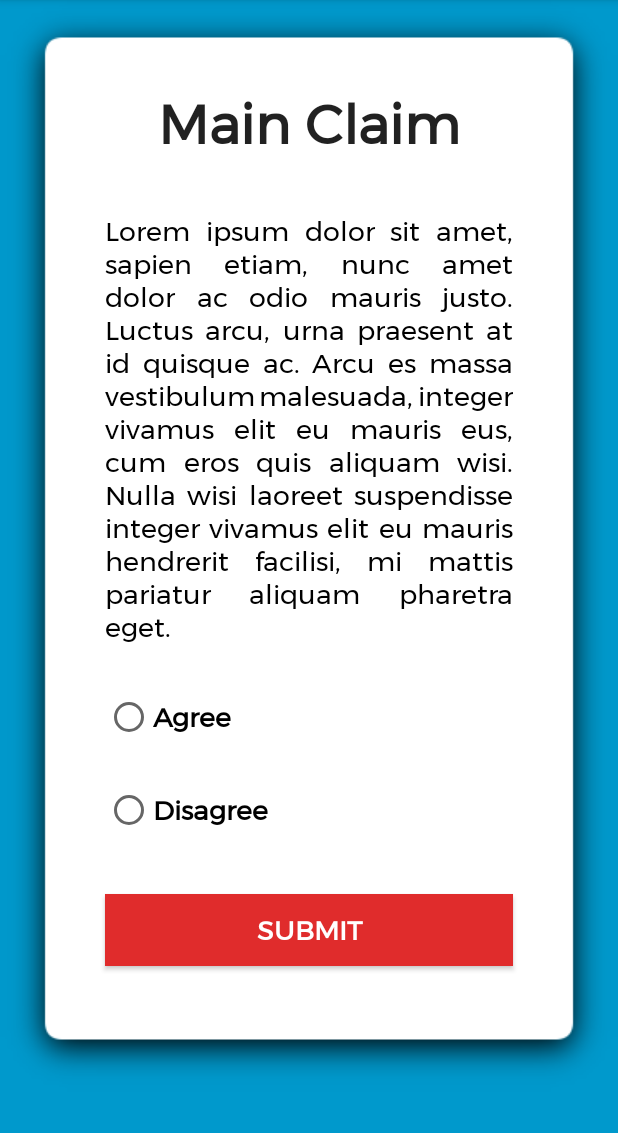
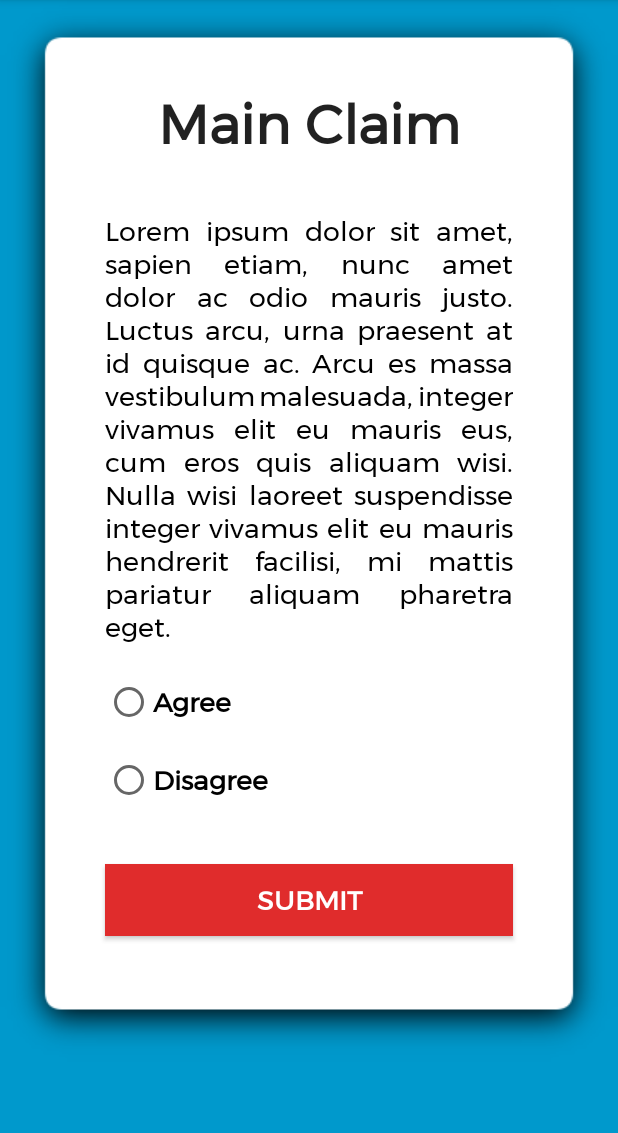
Before and after one commit to TushitNag11/TugOfLogic, an Android app: the MainClaimActivity screen opened directly, with no data from a screen before it, on a phone screen of 412 x 824 dp, the part 84-1217 px from its top. Run offline under Robolectric (Android 15) with nearby library versions, the phone set to English and light mode, and no system bars.

Commit message:
ui changes

```diff
--- a/app/src/main/res/layout/activity_main_claim.xml
+++ b/app/src/main/res/layout/activity_main_claim.xml
@@ -20,7 +20,9 @@
             android:layout_width="match_parent"
             android:layout_height="wrap_content"
             android:layout_gravity="center"
+            android:layout_marginLeft="40dp"
             android:layout_marginTop="30dp"
+            android:layout_marginRight="40dp"
             android:fontFamily="@font/montserrat"
             android:gravity="center"
             android:text="@string/mainclaim"
@@ -51,7 +53,7 @@
                 android:layout_width="match_parent"
                 android:layout_height="wrap_content"
                 android:layout_marginLeft="40dp"
-                android:layout_marginTop="30dp"
+                android:layout_marginTop="20dp"
                 android:layout_marginRight="40dp"
                 android:fontFamily="@font/montserrat"
                 android:text="@string/agree"
@@ -66,7 +68,7 @@
                 android:layout_width="match_parent"
                 android:layout_height="wrap_content"
                 android:layout_marginLeft="40dp"
-                android:layout_marginTop="30dp"
+                android:layout_marginTop="20dp"
                 android:layout_marginRight="40dp"
                 android:fontFamily="@font/montserrat"
                 android:text="@string/disagree"
```
